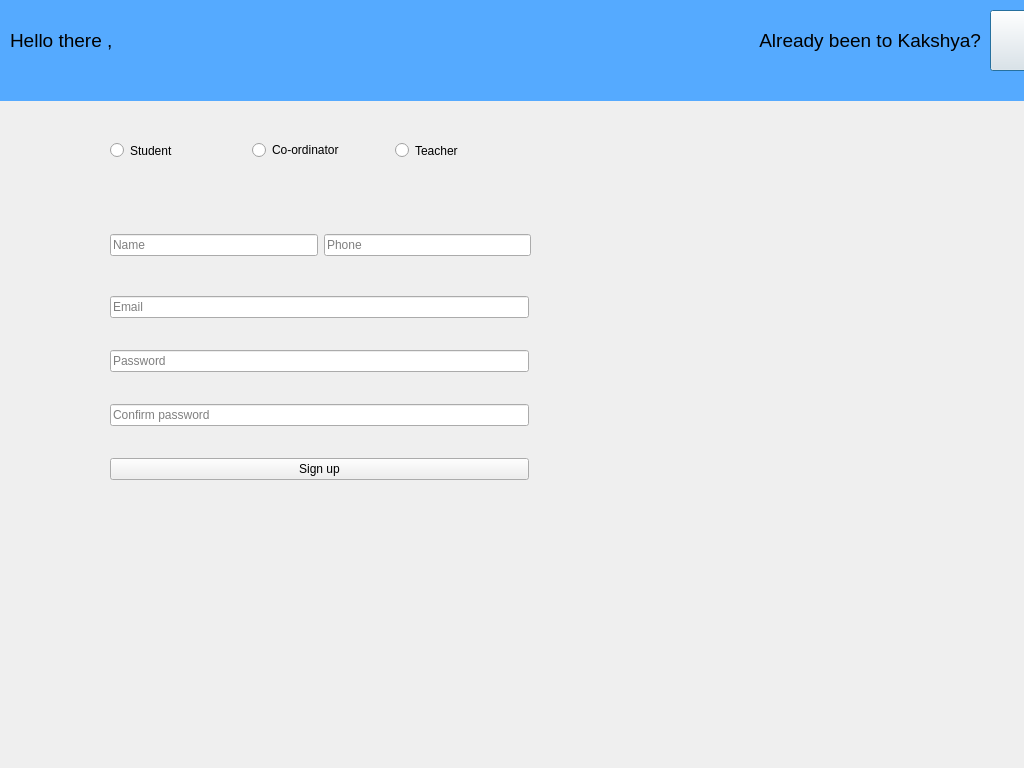
Qt form signupdialog.ui (prazzx/Kakshya) before a commit.
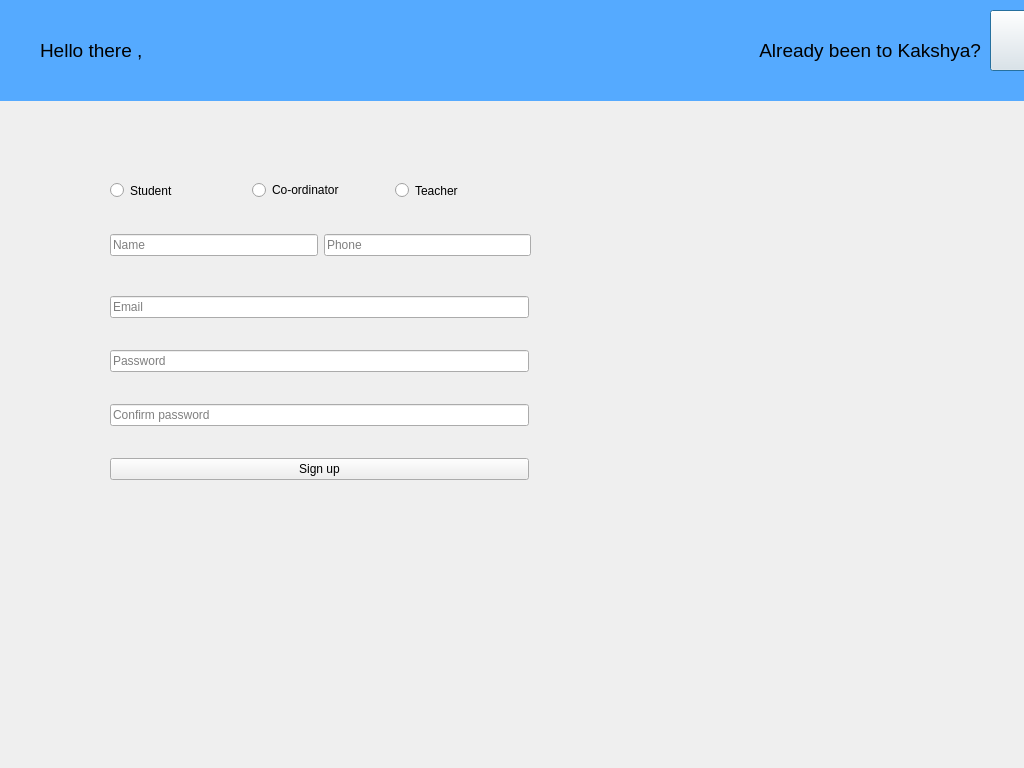
The same form after that commit.

Diff of the .ui file:
```diff
--- a/signupdialog.ui
+++ b/signupdialog.ui
@@ -29,7 +29,7 @@
    <property name="geometry">
     <rect>
      <x>110</x>
-     <y>120</y>
+     <y>160</y>
      <width>421</width>
      <height>61</height>
     </rect>
@@ -88,8 +88,8 @@
   <widget class="QLabel" name="label">
    <property name="geometry">
     <rect>
-     <x>720</x>
-     <y>360</y>
+     <x>610</x>
+     <y>200</y>
      <width>291</width>
      <height>301</height>
     </rect>
@@ -111,47 +111,7 @@
     <string notr="true"/>
    </property>
    <property name="text">
-    <string>login</string>
-   </property>
-  </widget>
-  <widget class="QLabel" name="label_2">
-   <property name="geometry">
-    <rect>
-     <x>10</x>
-     <y>0</y>
-     <width>181</width>
-     <height>81</height>
-    </rect>
-   </property>
-   <property name="whatsThis">
-    <string>&lt;html&gt;&lt;head/&gt;&lt;body&gt;&lt;p&gt;&lt;br/&gt;&lt;/p&gt;&lt;/body&gt;&lt;/html&gt;</string>
-   </property>
-   <property name="styleSheet">
-    <string notr="true">font: 700 9pt &quot;Arial&quot;;
-color: rgb(0, 0, 0);</string>
-   </property>
-   <property name="text">
-    <string>&lt;html&gt;&lt;head/&gt;&lt;body&gt;&lt;p&gt;&lt;span style=&quot; font-size:14pt;&quot;&gt;Hello there ,&lt;/span&gt;&lt;/p&gt;&lt;/body&gt;&lt;/html&gt;</string>
-   </property>
-  </widget>
-  <widget class="QLabel" name="label_3">
-   <property name="geometry">
-    <rect>
-     <x>660</x>
-     <y>0</y>
-     <width>321</width>
-     <height>81</height>
-    </rect>
-   </property>
-   <property name="whatsThis">
-    <string>&lt;html&gt;&lt;head/&gt;&lt;body&gt;&lt;p&gt;&lt;br/&gt;&lt;/p&gt;&lt;/body&gt;&lt;/html&gt;</string>
-   </property>
-   <property name="styleSheet">
-    <string notr="true">font: 700 9pt &quot;Arial&quot;;
-color: rgb(0, 0, 0);</string>
-   </property>
-   <property name="text">
-    <string>&lt;html&gt;&lt;head/&gt;&lt;body&gt;&lt;p align=&quot;right&quot;&gt;&lt;span style=&quot; font-size:14pt;&quot;&gt;Already been to Kakshya?&lt;/span&gt;&lt;/p&gt;&lt;/body&gt;&lt;/html&gt;</string>
+    <string>Login</string>
    </property>
   </widget>
   <widget class="QWidget" name="w" native="true">
@@ -175,6 +135,46 @@
    <property name="styleSheet">
     <string notr="true">background-color: rgb(85, 170, 255);</string>
    </property>
+   <widget class="QLabel" name="label_2">
+    <property name="geometry">
+     <rect>
+      <x>40</x>
+      <y>10</y>
+      <width>181</width>
+      <height>81</height>
+     </rect>
+    </property>
+    <property name="whatsThis">
+     <string>&lt;html&gt;&lt;head/&gt;&lt;body&gt;&lt;p&gt;&lt;br/&gt;&lt;/p&gt;&lt;/body&gt;&lt;/html&gt;</string>
+    </property>
+    <property name="styleSheet">
+     <string notr="true">font: 700 9pt &quot;Arial&quot;;
+color: rgb(0, 0, 0);</string>
+    </property>
+    <property name="text">
+     <string>&lt;html&gt;&lt;head/&gt;&lt;body&gt;&lt;p&gt;&lt;span style=&quot; font-size:14pt;&quot;&gt;Hello there ,&lt;/span&gt;&lt;/p&gt;&lt;/body&gt;&lt;/html&gt;</string>
+    </property>
+   </widget>
+   <widget class="QLabel" name="label_3">
+    <property name="geometry">
+     <rect>
+      <x>660</x>
+      <y>10</y>
+      <width>321</width>
+      <height>81</height>
+     </rect>
+    </property>
+    <property name="whatsThis">
+     <string>&lt;html&gt;&lt;head/&gt;&lt;body&gt;&lt;p&gt;&lt;br/&gt;&lt;/p&gt;&lt;/body&gt;&lt;/html&gt;</string>
+    </property>
+    <property name="styleSheet">
+     <string notr="true">font: 700 9pt &quot;Arial&quot;;
+color: rgb(0, 0, 0);</string>
+    </property>
+    <property name="text">
+     <string>&lt;html&gt;&lt;head/&gt;&lt;body&gt;&lt;p align=&quot;right&quot;&gt;&lt;span style=&quot; font-size:14pt;&quot;&gt;Already been to Kakshya?&lt;/span&gt;&lt;/p&gt;&lt;/body&gt;&lt;/html&gt;</string>
+    </property>
+   </widget>
   </widget>
   <widget class="QLabel" name="labelMessage">
    <property name="geometry">
@@ -198,7 +198,7 @@
     <string/>
    </property>
   </widget>
-  <widget class="QWidget" name="">
+  <widget class="QWidget" name="layoutWidget">
    <property name="geometry">
     <rect>
      <x>110</x>
@@ -250,7 +250,7 @@
     </item>
    </layout>
   </widget>
-  <widget class="QWidget" name="">
+  <widget class="QWidget" name="layoutWidget">
    <property name="geometry">
     <rect>
      <x>110</x>
```
Left out of the diff: 7 changed lines with no effect on the pictures.
